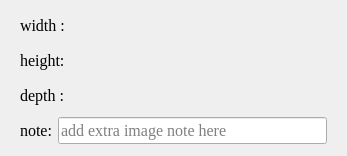
Old version of the form ISAT/ui/info_dock.ui in the repository yatengLG/ISAT_with_segment_anything.
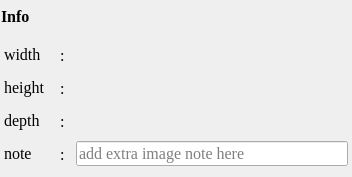
New version of the form.

Patch:
```diff
--- a/ISAT/ui/info_dock.ui
+++ b/ISAT/ui/info_dock.ui
@@ -6,8 +6,8 @@
    <rect>
     <x>0</x>
     <y>0</y>
-    <width>347</width>
-    <height>156</height>
+    <width>352</width>
+    <height>177</height>
    </rect>
   </property>
   <property name="minimumSize">
@@ -26,17 +26,94 @@
    <string>Form</string>
   </property>
   <layout class="QVBoxLayout" name="verticalLayout">
+   <property name="spacing">
+    <number>3</number>
+   </property>
+   <property name="leftMargin">
+    <number>1</number>
+   </property>
+   <property name="topMargin">
+    <number>1</number>
+   </property>
+   <property name="rightMargin">
+    <number>1</number>
+   </property>
+   <property name="bottomMargin">
+    <number>1</number>
+   </property>
+   <item>
+    <widget class="QLabel" name="label_9">
+     <property name="minimumSize">
+      <size>
+       <width>0</width>
+       <height>30</height>
+      </size>
+     </property>
+     <property name="maximumSize">
+      <size>
+       <width>16777215</width>
+       <height>30</height>
+      </size>
+     </property>
+     <property name="font">
+      <font>
+       <pointsize>12</pointsize>
+       <weight>75</weight>
+       <italic>false</italic>
+       <bold>true</bold>
+       <underline>false</underline>
+       <kerning>true</kerning>
+      </font>
+     </property>
+     <property name="text">
+      <string>Info</string>
+     </property>
+    </widget>
+   </item>
+   <item>
+    <widget class="QWidget" name="widget_info_content" native="true">
+     <property name="styleSheet">
+      <string notr="true"/>
+     </property>
+     <layout class="QVBoxLayout" name="verticalLayout_2">
+      <property name="spacing">
+       <number>0</number>
+      </property>
+      <property name="leftMargin">
+       <number>3</number>
+      </property>
+      <property name="topMargin">
+       <number>3</number>
+      </property>
+      <property name="rightMargin">
+       <number>3</number>
+      </property>
+      <property name="bottomMargin">
+       <number>3</number>
+      </property>
    <item>
     <widget class="QWidget" name="widget" native="true">
+        <property name="minimumSize">
+         <size>
+          <width>0</width>
+          <height>30</height>
+         </size>
+        </property>
+        <property name="maximumSize">
+         <size>
+          <width>16777215</width>
+          <height>30</height>
+         </size>
+        </property>
      <layout class="QHBoxLayout" name="horizontalLayout">
       <property name="leftMargin">
-       <number>9</number>
+          <number>0</number>
       </property>
       <property name="topMargin">
        <number>0</number>
       </property>
       <property name="rightMargin">
-       <number>9</number>
+          <number>0</number>
       </property>
       <property name="bottomMargin">
        <number>0</number>
@@ -45,23 +122,54 @@
        <widget class="QLabel" name="label">
         <property name="minimumSize">
          <size>
-          <width>0</width>
+             <width>50</width>
+             <height>25</height>
+            </size>
+           </property>
+           <property name="maximumSize">
+            <size>
+             <width>50</width>
+             <height>25</height>
+            </size>
+           </property>
+           <property name="text">
+            <string>width</string>
+           </property>
+          </widget>
+         </item>
+         <item>
+          <widget class="QLabel" name="label_4">
+           <property name="minimumSize">
+            <size>
+             <width>10</width>
           <height>0</height>
          </size>
         </property>
         <property name="maximumSize">
          <size>
-          <width>60</width>
+             <width>10</width>
           <height>16777215</height>
          </size>
         </property>
         <property name="text">
-         <string>width :</string>
+            <string>:</string>
         </property>
        </widget>
       </item>
       <item>
        <widget class="QLabel" name="label_width">
+           <property name="minimumSize">
+            <size>
+             <width>0</width>
+             <height>25</height>
+            </size>
+           </property>
+           <property name="maximumSize">
+            <size>
+             <width>16777215</width>
+             <height>25</height>
+            </size>
+           </property>
         <property name="text">
          <string/>
         </property>
@@ -72,15 +180,27 @@
    </item>
    <item>
     <widget class="QWidget" name="widget_2" native="true">
+        <property name="minimumSize">
+         <size>
+          <width>0</width>
+          <height>30</height>
+         </size>
+        </property>
+        <property name="maximumSize">
+         <size>
+          <width>16777215</width>
+          <height>30</height>
+         </size>
+        </property>
      <layout class="QHBoxLayout" name="horizontalLayout_2">
       <property name="leftMargin">
-       <number>9</number>
+          <number>0</number>
       </property>
       <property name="topMargin">
        <number>0</number>
       </property>
       <property name="rightMargin">
-       <number>9</number>
+          <number>0</number>
       </property>
       <property name="bottomMargin">
        <number>0</number>
@@ -89,23 +209,54 @@
        <widget class="QLabel" name="label_2">
         <property name="minimumSize">
          <size>
-          <width>0</width>
+             <width>50</width>
+             <height>25</height>
+            </size>
+           </property>
+           <property name="maximumSize">
+            <size>
+             <width>50</width>
+             <height>25</height>
+            </size>
+           </property>
+           <property name="text">
+            <string>height</string>
+           </property>
+          </widget>
+         </item>
+         <item>
+          <widget class="QLabel" name="label_6">
+           <property name="minimumSize">
+            <size>
+             <width>10</width>
           <height>0</height>
          </size>
         </property>
         <property name="maximumSize">
          <size>
-          <width>60</width>
+             <width>10</width>
           <height>16777215</height>
          </size>
         </property>
         <property name="text">
-         <string>height:</string>
+            <string>:</string>
         </property>
        </widget>
       </item>
       <item>
        <widget class="QLabel" name="label_height">
+           <property name="minimumSize">
+            <size>
+             <width>0</width>
+             <height>25</height>
+            </size>
+           </property>
+           <property name="maximumSize">
+            <size>
+             <width>16777215</width>
+             <height>25</height>
+            </size>
+           </property>
         <property name="text">
          <string/>
         </property>
@@ -116,34 +267,83 @@
    </item>
    <item>
     <widget class="QWidget" name="widget_4" native="true">
+        <property name="minimumSize">
+         <size>
+          <width>0</width>
+          <height>30</height>
+         </size>
+        </property>
+        <property name="maximumSize">
+         <size>
+          <width>16777215</width>
+          <height>30</height>
+         </size>
+        </property>
      <layout class="QHBoxLayout" name="horizontalLayout_4">
       <property name="leftMargin">
-       <number>9</number>
+          <number>0</number>
       </property>
       <property name="topMargin">
        <number>0</number>
       </property>
       <property name="rightMargin">
-       <number>9</number>
+          <number>0</number>
       </property>
       <property name="bottomMargin">
        <number>0</number>
       </property>
       <item>
        <widget class="QLabel" name="label_3">
+           <property name="minimumSize">
+            <size>
+             <width>50</width>
+             <height>25</height>
+            </size>
+           </property>
         <property name="maximumSize">
          <size>
-          <width>60</width>
+             <width>50</width>
+             <height>25</height>
+            </size>
+           </property>
+           <property name="text">
+            <string>depth</string>
+           </property>
+          </widget>
+         </item>
+         <item>
+          <widget class="QLabel" name="label_7">
+           <property name="minimumSize">
+            <size>
+             <width>10</width>
+             <height>0</height>
+            </size>
+           </property>
+           <property name="maximumSize">
+            <size>
+             <width>10</width>
           <height>16777215</height>
          </size>
         </property>
         <property name="text">
-         <string>depth :</string>
+            <string>:</string>
         </property>
        </widget>
       </item>
       <item>
        <widget class="QLabel" name="label_depth">
+           <property name="minimumSize">
+            <size>
+             <width>0</width>
+             <height>25</height>
+            </size>
+           </property>
+           <property name="maximumSize">
+            <size>
+             <width>16777215</width>
+             <height>25</height>
+            </size>
+           </property>
         <property name="text">
          <string/>
         </property>
@@ -154,23 +354,66 @@
    </item>
    <item>
     <widget class="QWidget" name="widget_3" native="true">
+        <property name="minimumSize">
+         <size>
+          <width>0</width>
+          <height>30</height>
+         </size>
+        </property>
+        <property name="maximumSize">
+         <size>
+          <width>16777215</width>
+          <height>30</height>
+         </size>
+        </property>
      <layout class="QHBoxLayout" name="horizontalLayout_3">
       <property name="leftMargin">
-       <number>9</number>
+          <number>0</number>
       </property>
       <property name="topMargin">
        <number>0</number>
       </property>
       <property name="rightMargin">
-       <number>9</number>
+          <number>0</number>
       </property>
       <property name="bottomMargin">
        <number>0</number>
       </property>
       <item>
        <widget class="QLabel" name="label_5">
+           <property name="minimumSize">
+            <size>
+             <width>50</width>
+             <height>25</height>
+            </size>
+           </property>
+           <property name="maximumSize">
+            <size>
+             <width>50</width>
+             <height>25</height>
+            </size>
+           </property>
         <property name="text">
-         <string>note:</string>
+            <string>note</string>
+           </property>
+          </widget>
+         </item>
+         <item>
+          <widget class="QLabel" name="label_8">
+           <property name="minimumSize">
+            <size>
+             <width>10</width>
+             <height>0</height>
+            </size>
+           </property>
+           <property name="maximumSize">
+            <size>
+             <width>10</width>
+             <height>16777215</height>
+            </size>
+           </property>
+           <property name="text">
+            <string>:</string>
         </property>
        </widget>
       </item>
@@ -179,12 +422,21 @@
         <property name="minimumSize">
          <size>
           <width>200</width>
-          <height>0</height>
+             <height>25</height>
+            </size>
+           </property>
+           <property name="maximumSize">
+            <size>
+             <width>16777215</width>
+             <height>25</height>
          </size>
         </property>
         <property name="placeholderText">
          <string>add extra image note here</string>
         </property>
+          </widget>
+         </item>
+        </layout>
        </widget>
       </item>
      </layout>
```
Lines whose indentation alone changed are shown as unchanged.
